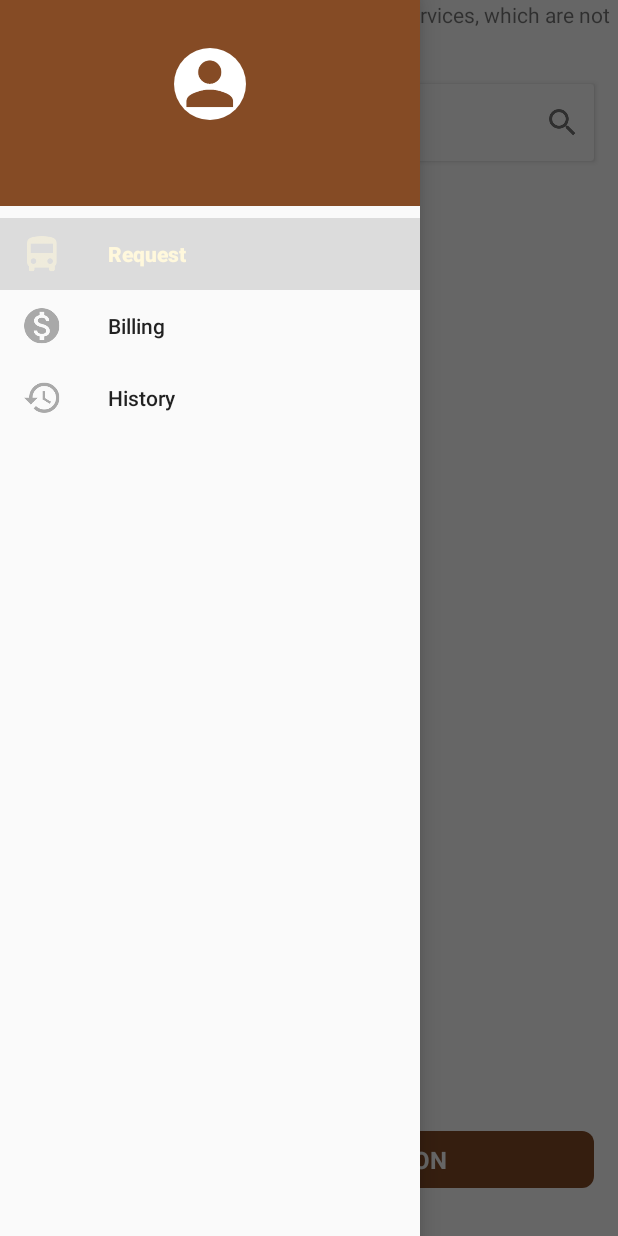
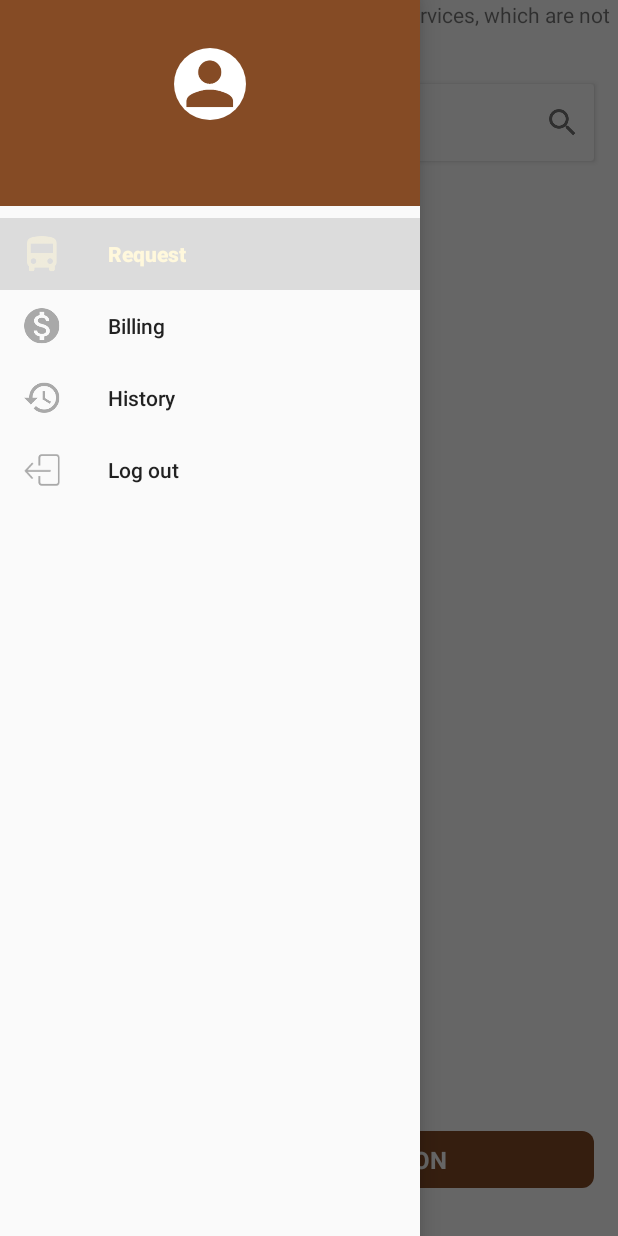
Before and after one commit to BM-Ghost/transcomfy, an Android app: the screen it shows after launch once a user with an empty profile is signed in (HomeActivity), with the side drawer open, on a phone screen of 412 x 824 dp. Run offline under Robolectric (Android 15) with nearby library versions, the phone set to English and light mode, and no system bars; our stand-ins replace CircleImageView, Firebase (no records; nobody signed in at launch, a user with empty details on screens opened directly), Volley; libraries missing offline, so code that uses them is left out: com.google.maps.model.

Commit message:
Added Log out

```diff
--- a/app/src/main/java/com/transcomfy/activity/HomeActivity.java
+++ b/app/src/main/java/com/transcomfy/activity/HomeActivity.java
@@ -78,6 +78,10 @@ public class HomeActivity extends AppCompatActivity {
 
                     case R.id.action_history:
                         history();
+                        break;
+
+                    case R.id.action_log_out:
+                        logOut();
                         break;
 
                     default:
--- a/app/src/main/res/menu/menu_navigation_drawer.xml
+++ b/app/src/main/res/menu/menu_navigation_drawer.xml
@@ -19,6 +19,11 @@
             android:title="@string/act_history"
             android:icon="@drawable/ic_history_black_24dp"/>
 
+        <item
+            android:id="@+id/action_log_out"
+            android:title="@string/act_log_out"
+            android:icon="@drawable/ic_log_out_black_24dp"/>
+
     </group>
 
 </menu>
```
Also changed, not shown: app/src/main/res/drawable-hdpi/ic_log_out_black_24dp.png (added), app/src/main/res/drawable-mdpi/ic_log_out_black_24dp.png (added), app/src/main/res/drawable-xhdpi/ic_log_out_black_24dp.png (added), app/src/main/res/drawable-xxhdpi/ic_log_out_black_24dp.png (added), app/src/main/res/drawable-xxxhdpi/ic_log_out_black_24dp.png (added), 4 other files.
